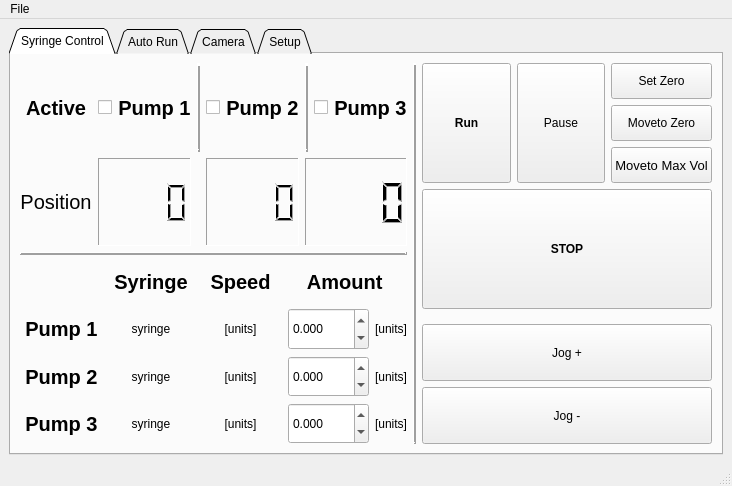
juerslab/maker-auto_gradient_equilibration, file code/poseidon_controller_gf_gui3.ui: the form before one commit.
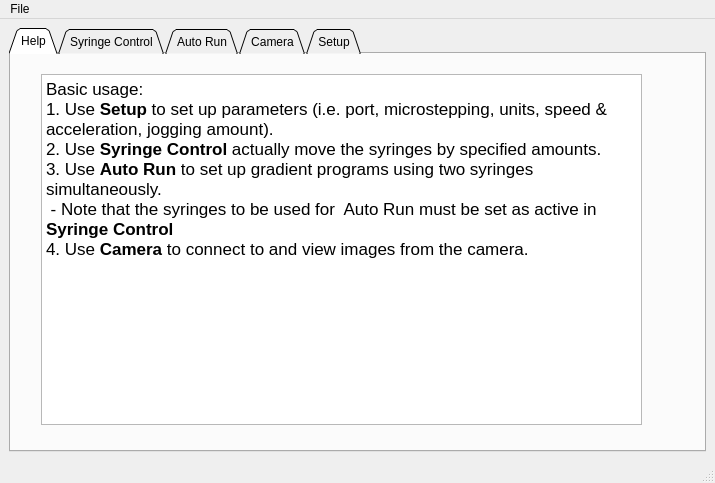
The form after the commit. The open tabs and pages were chosen to show the change.

```diff
--- a/code/poseidon_controller_gf_gui3.ui
+++ b/code/poseidon_controller_gf_gui3.ui
@@ -6,8 +6,8 @@
    <rect>
     <x>0</x>
     <y>0</y>
-    <width>732</width>
-    <height>486</height>
+    <width>693</width>
+    <height>483</height>
    </rect>
   </property>
   <property name="sizePolicy">
@@ -56,6 +56,33 @@
       <property name="movable">
        <bool>false</bool>
       </property>
+      <widget class="QWidget" name="tab_3">
+       <attribute name="title">
+        <string>Help</string>
+       </attribute>
+       <widget class="QTextBrowser" name="textBrowser">
+        <property name="geometry">
+         <rect>
+          <x>30</x>
+          <y>20</y>
+          <width>601</width>
+          <height>351</height>
+         </rect>
+        </property>
+        <property name="html">
+         <string>&lt;!DOCTYPE HTML PUBLIC &quot;-//W3C//DTD HTML 4.0//EN&quot; &quot;http://www.w3.org/TR/REC-html40/strict.dtd&quot;&gt;
+&lt;html&gt;&lt;head&gt;&lt;meta name=&quot;qrichtext&quot; content=&quot;1&quot; /&gt;&lt;style type=&quot;text/css&quot;&gt;
+p, li { white-space: pre-wrap; }
+&lt;/style&gt;&lt;/head&gt;&lt;body style=&quot; font-family:'.AppleSystemUIFont'; font-size:13pt; font-weight:400; font-style:normal;&quot;&gt;
+&lt;p style=&quot; margin-top:0px; margin-bottom:0px; margin-left:0px; margin-right:0px; -qt-block-indent:0; text-indent:0px;&quot;&gt;Basic usage:&lt;/p&gt;
+&lt;p style=&quot; margin-top:0px; margin-bottom:0px; margin-left:0px; margin-right:0px; -qt-block-indent:0; text-indent:0px;&quot;&gt;1. Use&lt;span style=&quot; font-weight:600;&quot;&gt; Setup&lt;/span&gt; to set up parameters (i.e. port, microstepping, units, speed &amp;amp; acceleration, jogging amount).&lt;/p&gt;
+&lt;p style=&quot; margin-top:0px; margin-bottom:0px; margin-left:0px; margin-right:0px; -qt-block-indent:0; text-indent:0px;&quot;&gt;2. Use &lt;span style=&quot; font-weight:600;&quot;&gt;Syringe Control &lt;/span&gt;actually move the syringes by specified amounts.&lt;/p&gt;
+&lt;p style=&quot; margin-top:0px; margin-bottom:0px; margin-left:0px; margin-right:0px; -qt-block-indent:0; text-indent:0px;&quot;&gt;3. Use &lt;span style=&quot; font-weight:600;&quot;&gt;Auto Run&lt;/span&gt; to set up gradient programs using two syringes simultaneously.&lt;/p&gt;
+&lt;p style=&quot; margin-top:0px; margin-bottom:0px; margin-left:0px; margin-right:0px; -qt-block-indent:0; text-indent:0px;&quot;&gt; - Note that the syringes to be used for  Auto Run must be set as active in &lt;span style=&quot; font-weight:600;&quot;&gt;Syringe Control&lt;/span&gt;&lt;/p&gt;
+&lt;p style=&quot; margin-top:0px; margin-bottom:0px; margin-left:0px; margin-right:0px; -qt-block-indent:0; text-indent:0px;&quot;&gt;4. Use&lt;span style=&quot; font-weight:600;&quot;&gt; Camera&lt;/span&gt; to connect to and view images from the camera.&lt;/p&gt;&lt;/body&gt;&lt;/html&gt;</string>
+        </property>
+       </widget>
+      </widget>
       <widget class="QWidget" name="control">
        <attribute name="title">
         <string>Syringe Control</string>
@@ -2095,7 +2122,7 @@
     <rect>
      <x>0</x>
      <y>0</y>
-     <width>732</width>
+     <width>693</width>
      <height>24</height>
     </rect>
    </property>
```
Left out of the diff: 19 changed lines with no effect on the pictures.
